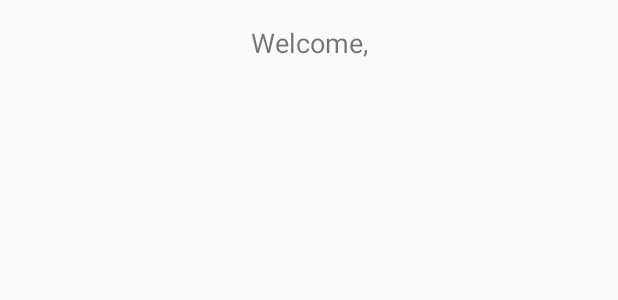
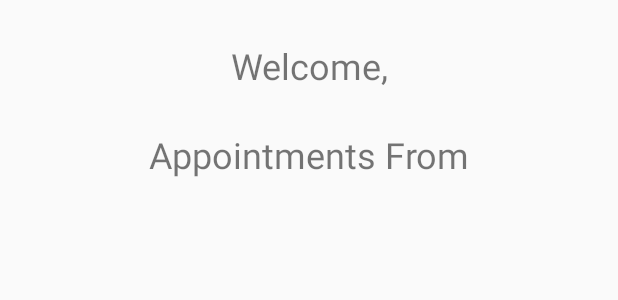
Before and after one commit to ankurpandeyvns/ReLawAble, an Android app: the layout lawyer_home.xml on its own in the app's theme, with its tools: preview values and no code run, on a phone screen of 412 x 824 dp. Shown: the top 300 px of the screen. Run offline under Robolectric (Android 15) with nearby library versions, the phone set to English and light mode, and no system bars; Roboto replaces fonts that are not available here.

Commit message:
Adding Features

```diff
--- a/app/src/main/java/com/dtechterminal/relawable/CustomRecyclerAdapter.java
+++ b/app/src/main/java/com/dtechterminal/relawable/CustomRecyclerAdapter.java
@@ -74,7 +74,6 @@ public class CustomRecyclerAdapter extends RecyclerView.Adapter<CustomRecyclerAd
                     nb.putFloat("Rating",cpu.getRating());
                     Intent LD = new Intent(context,LawyerDashboard.class);
                     LD.putExtras(nb);
-                    Toast.makeText(view.getContext(), cpu.getPersonName()+" is "+ cpu.getJobProfile(), Toast.LENGTH_SHORT).show();
                     context.startActivity(LD);
                 }
             });
--- a/app/src/main/res/layout/lawyer_dashboard.xml
+++ b/app/src/main/res/layout/lawyer_dashboard.xml
@@ -47,6 +47,7 @@
         android:layout_height="wrap_content"
         android:layout_marginBottom="18dp"
         android:text="Set Appointment"
+        android:onClick="setAppoint"
         app:layout_constraintBottom_toBottomOf="parent"
         app:layout_constraintEnd_toEndOf="parent"
         app:layout_constraintStart_toStartOf="parent"
--- a/app/src/main/res/layout/lawyer_home.xml
+++ b/app/src/main/res/layout/lawyer_home.xml
@@ -4,16 +4,49 @@
     xmlns:tools="http://schemas.android.com/tools"
     android:layout_width="match_parent"
     android:layout_height="match_parent"
-    tools:context=".LawyerHome">
+    tools:context=".LawyerHome"
+    tools:layout_editor_absoluteY="25dp">
 
     <TextView
         android:id="@+id/textView"
-        android:layout_width="wrap_content"
-        android:layout_height="wrap_content"
-        android:layout_marginTop="16dp"
+        android:layout_width="0dp"
+        android:layout_height="39dp"
+        android:layout_marginStart="16dp"
+        android:layout_marginTop="27dp"
+        android:layout_marginEnd="16dp"
+        android:layout_marginBottom="20dp"
         android:text="Welcome,"
-        android:textSize="18sp"
+        android:textAlignment="center"
+        android:textSize="24sp"
+        app:layout_constraintBottom_toTopOf="@+id/textView6"
         app:layout_constraintEnd_toEndOf="parent"
         app:layout_constraintStart_toStartOf="parent"
         app:layout_constraintTop_toTopOf="parent" />
+
+    <TextView
+        android:id="@+id/textView6"
+        android:layout_width="0dp"
+        android:layout_height="40dp"
+        android:layout_marginStart="13dp"
+        android:layout_marginEnd="13dp"
+        android:layout_marginBottom="8dp"
+        android:text="Appointments From"
+        android:textAlignment="center"
+        android:textSize="24sp"
+        app:layout_constraintBottom_toTopOf="@+id/recyclerView"
+        app:layout_constraintEnd_toEndOf="parent"
+        app:layout_constraintStart_toStartOf="parent"
+        app:layout_constraintTop_toBottomOf="@+id/textView" />
+
+    <android.support.v7.widget.RecyclerView
+        android:id="@+id/recyclerView"
+        android:layout_width="0dp"
+        android:layout_height="0dp"
+        android:layout_marginStart="8dp"
+        android:layout_marginEnd="8dp"
+        android:layout_marginBottom="8dp"
+        app:layout_constraintBottom_toBottomOf="parent"
+        app:layout_constraintEnd_toEndOf="parent"
+        app:layout_constraintStart_toStartOf="parent"
+        app:layout_constraintTop_toBottomOf="@+id/textView6" />
 </android.support.constraint.ConstraintLayout>
```
Also changed, not shown: app/src/main/java/com/dtechterminal/relawable/LawyerDashboard.java (+16 -0 lines), app/src/main/java/com/dtechterminal/relawable/LawyerHome.java (+19 -1 lines), app/src/main/java/com/dtechterminal/relawable/SignUp.java (+9 -7 lines).
